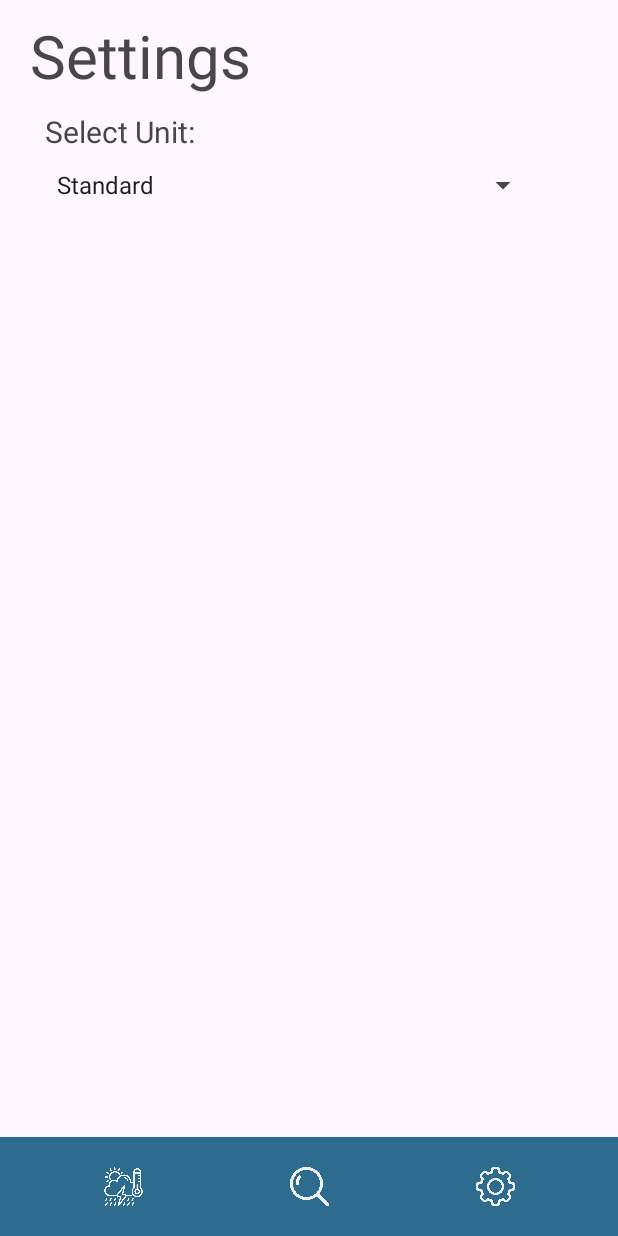
After one commit to SebastianCieslik245787/WeatherApp, an Android app: the fragment SettingsFragment placed in its activity, on a phone screen of 412 x 824 dp. The commit adds this screen. Run offline under Robolectric (Android 15) with nearby library versions, the phone set to English and light mode, and no system bars.

Commit message:
adding settings fragment and loading until data is not loaded

```diff
--- a/app/src/main/java/com/example/weatherapp/FutureWeatherForecastItem.kt
+++ b/app/src/main/java/com/example/weatherapp/FutureWeatherForecastItem.kt
@@ -14,13 +14,14 @@ class FutureWeatherForecastItem(data: JSONObject) {
     private var windDeg : Int = data.getJSONObject("wind").getInt("deg")
     private var rain: Double = data.optJSONObject("rain")?.optDouble("1h") ?: 0.0
     private var visibility : Int = data.getInt("visibility")
+    private var partOfDay : String = data.getJSONObject("sys").get("pod").toString()
 
     fun getTime(): String {
         return date.substring(11,16)
     }
 
-    fun getHour() : Int{
-        return this.date.substring(11,13).toInt()
+    fun getPartOfDay() : String{
+        return this.partOfDay
     }
 
     fun getDate() : String{
@@ -51,7 +52,7 @@ class FutureWeatherForecastItem(data: JSONObject) {
     }
 
     fun getTemperature() : String{
-        return this.temperature.roundToInt().toString() + " K"
+        return this.temperature.roundToInt().toString()
     }
 
     fun getWeatherType() : Int{
--- /dev/null
+++ b/app/src/main/java/com/example/weatherapp/IFragment.kt
@@ -0,0 +1,8 @@
+package com.example.weatherapp
+
+import android.view.View
+
+interface IFragment {
+    fun setLoadListener(listener: IFragmentLoadListener)
+    fun setup(view : View)
+}
--- /dev/null
+++ b/app/src/main/java/com/example/weatherapp/IFragmentLoadListener.kt
@@ -0,0 +1,5 @@
+package com.example.weatherapp
+
+interface IFragmentLoadListener {
+    fun onFragmentLoaded()
+}
--- a/app/src/main/java/com/example/weatherapp/MainActivity.kt
+++ b/app/src/main/java/com/example/weatherapp/MainActivity.kt
@@ -1,134 +1,54 @@
 package com.example.weatherapp
 
-import android.annotation.SuppressLint
 import android.os.Bundle
-import android.util.Log
-import android.widget.ImageView
-import android.widget.LinearLayout
-import android.widget.TextView
+import android.view.View
+import android.widget.ImageButton
+import android.widget.ProgressBar
 import androidx.appcompat.app.AppCompatActivity
+import androidx.fragment.app.Fragment
 
-class MainActivity : AppCompatActivity() {
-    private lateinit var forecastContainer: LinearLayout
+class MainActivity : AppCompatActivity(), IFragmentLoadListener {
+    private lateinit var buttonForecast: ImageButton
+    private lateinit var buttonFindCity: ImageButton
+    private lateinit var buttonSettings: ImageButton
+    private lateinit var loadingSpinner: ProgressBar
 
-    private lateinit var actualWeatherIcon : ImageView
-    private lateinit var actualWeatherCityName : TextView
-    private lateinit var actualWeatherDate : TextView
-    private lateinit var actualWeatherTime : TextView
-    private lateinit var actualWeatherTemperature : TextView
-
-    private lateinit var moreInfoLon : TextView
-    private lateinit var moreInfoLat : TextView
-    private lateinit var moreInfoPressure : TextView
-    private lateinit var moreInfoRain : TextView
-    private lateinit var moreInfoVisibility : TextView
-    private lateinit var moreInfoHumidity : TextView
-    private lateinit var moreInfoWindSpeed : TextView
-    private lateinit var moreInfoWindDirection : TextView
-
-    private lateinit var actualCity : City
-
-    @SuppressLint("SetTextI18n")
     override fun onCreate(savedInstanceState: Bundle?) {
         super.onCreate(savedInstanceState)
         setContentView(R.layout.activity_main)
 
-        actualCity = City()
         setup()
 
-        val futureWeatherForecast = FutureWeatherForecast()
-
-        if (!futureWeatherForecast.initialize(this)) Log.d("XD", "LOL")
-        else {
-            val forecast: MutableList<FutureWeatherForecastItem> =
-                futureWeatherForecast.getForecast()
-            setActualWeather(forecast[0])
-            setMoreInfo(forecast[0])
-            setFutureForecast(forecast)
-        }
+        replaceFragment(WeatherFragment())
     }
 
-    fun setup(){
-        forecastContainer = findViewById(R.id.forecastContainer)
-        actualWeatherIcon = findViewById(R.id.weatherIcon)
-        actualWeatherCityName = findViewById(R.id.cityName)
-        actualWeatherDate = findViewById(R.id.date)
-        actualWeatherTime = findViewById(R.id.time)
-        actualWeatherTemperature = findViewById(R.id.temperature)
-        moreInfoLat = findViewById(R.id.latitudeVal)
-        moreInfoLon = findViewById(R.id.longitudeVal)
-        moreInfoPressure = findViewById(R.id.pressureVal)
-        moreInfoRain = findViewById(R.id.rainVal)
-        moreInfoVisibility = findViewById(R.id.visibilityVal)
-        moreInfoHumidity = findViewById(R.id.humidityVal)
-        moreInfoWindSpeed = findViewById(R.id.windVal)
-        moreInfoWindDirection = findViewById(R.id.windDirectionVal)
+    private fun setup() {
+        buttonForecast = findViewById(R.id.buttonForecast)
+        buttonFindCity = findViewById(R.id.buttonFind)
+        buttonSettings = findViewById(R.id.buttonSettings)
+        loadingSpinner = findViewById(R.id.loadingSpinner)
+
+        buttonForecast.setOnClickListener { replaceFragment(WeatherFragment()) }
+
+        buttonSettings.setOnClickListener { replaceFragment(SettingsFragment()) }
     }
 
-    @SuppressLint("SetTextI18n")
-    fun setFutureForecast(forecast: MutableList<FutureWeatherForecastItem>) {
-        for (i in forecast) {
-            Log.d("XD3" , "x")
-            val itemView =
-                layoutInflater.inflate(R.layout.forecast_item, forecastContainer, false)
-            itemView.findViewById<TextView>(R.id.forecastItemName).text = i.getTime()
-            itemView.findViewById<TextView>(R.id.forecastItemTemperature).text =
-                i.getTemperature()
-            setIcon(itemView.findViewById<ImageView>(R.id.forecastItemIcon), i)
-            forecastContainer.addView(itemView)
-        }
+    override fun onFragmentLoaded() {
+        loadingSpinner.visibility = View.GONE
+        findViewById<View>(R.id.fragmentContainer).visibility = View.VISIBLE
     }
 
-    fun setIcon(imageView: ImageView, forecastItem : FutureWeatherForecastItem) {
-        when (forecastItem.getWeatherType()) {
-            2 -> imageView.setImageResource(R.drawable.storm)
+    private fun replaceFragment(fragment: Fragment) {
+        loadingSpinner.visibility = View.VISIBLE
+        findViewById<View>(R.id.fragmentContainer).visibility = View.GONE
 
-            3 -> imageView.setImageResource(R.drawable.drizzle)
+        if (fragment is IFragment) {
+            fragment.setLoadListener(this)
+        }
 
-            5 -> imageView.setImageResource(R.drawable.rain)
-
-            6 -> imageView.setImageResource(R.drawable.snow)
-
-            7 -> imageView.setImageResource(R.drawable.fog)
-
-            800 -> {
-                if(forecastItem.getHour() > 6 && forecastItem.getHour() < 21) imageView.setImageResource(R.drawable.day)
-                else imageView.setImageResource(R.drawable.night)
-            }
-
-            801,802 -> {
-                if(forecastItem.getHour() > 6 && forecastItem.getHour() < 21) imageView.setImageResource(R.drawable.few_clouds)
-                else imageView.setImageResource(R.drawable.cloudy_night)
-            }
-
-            803 -> {
-                if(forecastItem.getHour() > 6 && forecastItem.getHour() < 21) imageView.setImageResource(R.drawable.clouds)
-                else imageView.setImageResource(R.drawable.cloudy_night)
-            }
-
-            804 -> imageView.setImageResource(R.drawable.full_clouds)
-        }
-    }
-
-    @SuppressLint("SetTextI18n")
-    fun setActualWeather(actualWeather : FutureWeatherForecastItem){
-        actualWeatherTime.text = actualWeather.getTime()
-        setIcon(actualWeatherIcon, actualWeather)
-        actualWeatherTemperature.text = actualWeather.getTemperature()
-        actualWeatherTime.text = actualWeather.getTime()
-        actualWeatherDate.text = actualWeather.getDate()
-        actualWeatherCityName.text = actualCity.getCityName()
-    }
-
-    @SuppressLint("SetTextI18n")
-    fun setMoreInfo(actualWeather : FutureWeatherForecastItem){
-        moreInfoLon.text = actualCity.getLon().toString()
-        moreInfoLat.text = actualCity.getLat().toString()
-        moreInfoPressure.text = actualWeather.getPressure().toString() + " hPa"
-        moreInfoRain.text = actualWeather.getRain().toString() + " mm/m3"
-        moreInfoVisibility.text = actualWeather.getVisibility().toString() + " m"
-        moreInfoHumidity.text = actualWeather.getHumidity().toString() + "%"
-        moreInfoWindSpeed.text = actualWeather.getWindSpeed().toString() + " m/s"
-        moreInfoWindDirection.text = actualWeather.getWindDirection()
+        supportFragmentManager.beginTransaction()
+            .replace(R.id.fragmentContainer, fragment)
+            .addToBackStack(null)
+            .commit()
     }
 }
--- /dev/null
+++ b/app/src/main/java/com/example/weatherapp/SettingsFragment.kt
@@ -0,0 +1,67 @@
+package com.example.weatherapp
+
+import android.os.Bundle
+import android.view.LayoutInflater
+import android.view.View
+import android.view.ViewGroup
+import android.widget.AdapterView
+import android.widget.ArrayAdapter
+import android.widget.Spinner
+import androidx.appcompat.app.AppCompatActivity
+import androidx.fragment.app.Fragment
+import androidx.core.content.edit
+
+class SettingsFragment : Fragment(), IFragment {
+    private lateinit var unitSpinner: Spinner
+
+    private var loadListener: IFragmentLoadListener? = null
+
+    override fun onCreateView(
+        inflater: LayoutInflater,
+        container: ViewGroup?,
+        savedInstanceState: Bundle?
+    ): View? {
+        return return inflater.inflate(R.layout.settings, container, false)
+    }
+
+    override fun onViewCreated(view: View, savedInstanceState: Bundle?) {
+        setup(view)
+
+        loadListener?.onFragmentLoaded()
+    }
+
+    override fun setup(view : View){
+        unitSpinner = view.findViewById(R.id.unitSpinner)
+        setSpinner()
+    }
+
+    private fun setSpinner(){
+        val adapter = ArrayAdapter.createFromResource(
+            requireContext(),
+            R.array.units_array,
+            android.R.layout.simple_spinner_item
+        )
+        adapter.setDropDownViewResource(android.R.layout.simple_spinner_dropdown_item)
+        unitSpinner.adapter = adapter
+
+        val sharedPref = requireActivity().getSharedPreferences("settings", AppCompatActivity.MODE_PRIVATE)
+        val savedUnit = sharedPref.getString("unit_preference", "metric")
+        val spinnerPosition = adapter.getPosition(savedUnit)
+        unitSpinner.setSelection(spinnerPosition)
+
+        unitSpinner.onItemSelectedListener = object : AdapterView.OnItemSelectedListener {
+            override fun onItemSelected(parent: AdapterView<*>, view: View?, position: Int, id: Long) {
+                val selectedUnit = parent.getItemAtPosition(position).toString()
+                sharedPref.edit {
+                    putString("unit_preference", selectedUnit)
+                }
+            }
+
+            override fun onNothingSelected(parent: AdapterView<*>) {}
+        }
+    }
+
+    override fun setLoadListener(listener: IFragmentLoadListener) {
+        loadListener = listener
+    }
+}
--- /dev/null
+++ b/app/src/main/java/com/example/weatherapp/WeatherFragment.kt
@@ -0,0 +1,186 @@
+package com.example.weatherapp
+
+import android.annotation.SuppressLint
+import android.os.Bundle
+import android.os.Handler
+import android.os.Looper
+import android.view.LayoutInflater
+import android.view.View
+import android.view.ViewGroup
+import androidx.fragment.app.Fragment
+import android.widget.ImageView
+import android.widget.LinearLayout
+import android.widget.TextView
+import androidx.appcompat.app.AppCompatActivity
+
+class WeatherFragment : Fragment(), IFragment {
+    private lateinit var forecastContainer: LinearLayout
+    private lateinit var weatherLayout: LinearLayout
+
+    private lateinit var actualWeatherIcon : ImageView
+    private lateinit var actualWeatherCityName : TextView
+    private lateinit var actualWeatherDate : TextView
+    private lateinit var actualWeatherTime : TextView
+    private lateinit var actualWeatherTemperature : TextView
+
+    private lateinit var moreInfoLon : TextView
+    private lateinit var moreInfoLat : TextView
+    private lateinit var moreInfoPressure : TextView
+    private lateinit var moreInfoRain : TextView
+    private lateinit var moreInfoVisibility : TextView
+    private lateinit var moreInfoHumidity : TextView
+    private lateinit var moreInfoWindSpeed : TextView
+    private lateinit var moreInfoWindDirection : TextView
+
+    private lateinit var actualCity: City
+
+    private lateinit var temperatureUnit : String
+    private lateinit var windSpeedUnit : String
+
+    private var loadListener: IFragmentLoadListener? = null
+
+    override fun onCreateView(
+        inflater: LayoutInflater,
+        container: ViewGroup?,
+        savedInstanceState: Bundle?
+    ): View? {
+        return inflater.inflate(R.layout.forecast, container, false)
+    }
+
+    @SuppressLint("SetTextI18n")
+    override fun onViewCreated(view: View, savedInstanceState: Bundle?) {
+        super.onViewCreated(view, savedInstanceState)
+
+        actualCity = City()
+        setup(view)
+
+        val futureWeatherForecast = FutureWeatherForecast()
+
+        Thread {
+            val initialized = futureWeatherForecast.initialize(requireContext())
+
+            if (!initialized) {
+                Handler(Looper.getMainLooper()).post {
+                    weatherLayout.removeAllViews()
+                    val emptyView = layoutInflater.inflate(R.layout.empty_data, weatherLayout, false)
+                    weatherLayout.addView(emptyView)
+                    loadListener?.onFragmentLoaded()
+                }
+                return@Thread
+            }
+
+            val forecast: MutableList<FutureWeatherForecastItem> =
+                futureWeatherForecast.getForecast()
+
+            Handler(Looper.getMainLooper()).post {
+                setActualWeather(forecast[0])
+                setMoreInfo(forecast[0])
+                setFutureForecast(forecast)
+
+                loadListener?.onFragmentLoaded()
+            }
+        }.start()
+    }
+
+    override fun setup(view: View) {
+        forecastContainer = view.findViewById(R.id.forecastContainer)
+        weatherLayout = view.findViewById(R.id.weatherLayout)
+        actualWeatherIcon = view.findViewById(R.id.weatherIcon)
+        actualWeatherCityName = view.findViewById(R.id.cityName)
+        actualWeatherDate = view.findViewById(R.id.date)
+        actualWeatherTime = view.findViewById(R.id.time)
+        actualWeatherTemperature = view.findViewById(R.id.temperature)
+        moreInfoLat = view.findViewById(R.id.latitudeVal)
+        moreInfoLon = view.findViewById(R.id.longitudeVal)
+        moreInfoPressure = view.findViewById(R.id.pressureVal)
+        moreInfoRain = view.findViewById(R.id.rainVal)
+        moreInfoVisibility = view.findViewById(R.id.visibilityVal)
+        moreInfoHumidity = view.findViewById(R.id.humidityVal)
+        moreInfoWindSpeed = view.findViewById(R.id.windVal)
+        moreInfoWindDirection = view.findViewById(R.id.windDirectionVal)
+
+        getUnits()
+    }
+
+    @SuppressLint("SetTextI18n")
+    private fun setFutureForecast(forecast: MutableList<FutureWeatherForecastItem>) {
+        for (i in forecast) {
+            val itemView = layoutInflater.inflate(R.layout.forecast_item, forecastContainer, false)
+            itemView.findViewById<TextView>(R.id.forecastItemName).text = i.getTime()
+            itemView.findViewById<TextView>(R.id.forecastItemTemperature).text = i.getTemperature() + temperatureUnit
+            setIcon(itemView.findViewById(R.id.forecastItemIcon), i)
+            forecastContainer.addView(itemView)
+        }
+    }
+
+    private fun setIcon(imageView: ImageView, forecastItem: FutureWeatherForecastItem) {
+        when (forecastItem.getWeatherType()) {
+            2 -> imageView.setImageResource(R.drawable.storm)
+            3 -> imageView.setImageResource(R.drawable.drizzle)
+            5 -> imageView.setImageResource(R.drawable.rain)
+            6 -> imageView.setImageResource(R.drawable.snow)
+            7 -> imageView.setImageResource(R.drawable.fog)
+            800 -> {
+                if (forecastItem.getPartOfDay() == "d")
+                    imageView.setImageResource(R.drawable.day)
+                else
+                    imageView.setImageResource(R.drawable.night)
+            }
+            801, 802 -> {
+                if (forecastItem.getPartOfDay() == "d")
+                    imageView.setImageResource(R.drawable.few_clouds)
+                else
+                    imageView.setImageResource(R.drawable.cloudy_night)
+            }
+            803 -> {
+                if (forecastItem.getPartOfDay() == "d")
+                    imageView.setImageResource(R.drawable.clouds)
+                else
+                    imageView.setImageResource(R.drawable.cloudy_night)
+            }
+            804 -> imageView.setImageResource(R.drawable.full_clouds)
+        }
+    }
+
+    @SuppressLint("SetTextI18n")
+    private fun setActualWeather(actualWeather: FutureWeatherForecastItem) {
+        actualWeatherTime.text = actualWeather.getTime()
+        setIcon(actualWeatherIcon, actualWeather)
+        actualWeatherTemperature.text = actualWeather.getTemperature() + temperatureUnit
+        actualWeatherDate.text = actualWeather.getDate()
+        actualWeatherCityName.text = actualCity.getCityName()
+    }
+
+    @SuppressLint("SetTextI18n")
+    private fun setMoreInfo(actualWeather: FutureWeatherForecastItem) {
+        moreInfoLon.text = actualCity.getLon().toString()
+        moreInfoLat.text = actualCity.getLat().toString()
+        moreInfoPressure.text = actualWeather.getPressure().toString() + " hPa"
+        moreInfoRain.text = actualWeather.getRain().toString() + " mm/m3"
+        moreInfoVisibility.text = actualWeather.getVisibility().toString() + " m"
+        moreInfoHumidity.text = actualWeather.getHumidity().toString() + "%"
+        moreInfoWindSpeed.text = actualWeather.getWindSpeed().toString() + windSpeedUnit
+        moreInfoWindDirection.text = actualWeather.getWindDirection()
+    }
+
+    private fun getUnits(){
+        val sharedPref = requireActivity().getSharedPreferences("settings", AppCompatActivity.MODE_PRIVATE)
+        val savedUnit = sharedPref.getString("unit_preference", "metric")
+        if(savedUnit == "Imperial"){
+            temperatureUnit = " °F"
+            windSpeedUnit = " mi/s"
+        }
+        else if(savedUnit == "Metric"){
+            temperatureUnit = " °C"
+            windSpeedUnit = " m/s"
+        }
+        else{
+            temperatureUnit = " K"
+            windSpeedUnit = " m/s"
+        }
+    }
+
+    override fun setLoadListener(listener: IFragmentLoadListener) {
+        loadListener = listener
+    }
+}
--- a/app/src/main/res/layout/activity_main.xml
+++ b/app/src/main/res/layout/activity_main.xml
@@ -7,40 +7,30 @@
     android:layout_height="match_parent"
     tools:context=".MainActivity">
 
-    <ScrollView
+    <FrameLayout
+        android:id="@+id/fragmentContainer"
         android:layout_width="0dp"
         android:layout_height="0dp"
         app:layout_constraintBottom_toTopOf="@+id/bottomMenu"
         app:layout_constraintTop_toTopOf="parent"
         app:layout_constraintStart_toStartOf="parent"
         app:layout_constraintEnd_toEndOf="parent"
-        app:layout_constraintHeight_percent="0.92"
-        android:fillViewport="true">
+        app:layout_constraintHeight_percent="0.92">
+    </FrameLayout>
 
-        <LinearLayout
-            android:layout_width="match_parent"
-            android:layout_height="wrap_content"
-            android:orientation="vertical">
-
-            <include layout="@layout/main_item" />
-
-            <include layout="@layout/more_info"/>
-
-            <HorizontalScrollView
-                android:id="@+id/forecastContainerScrollView"
-                android:layout_width="match_parent"
-                android:layout_height="200dp"
-                android:layout_marginTop="20dp"
-                android:fillViewport="true">
-
-                <LinearLayout
-                    android:id="@+id/forecastContainer"
-                    android:layout_width="wrap_content"
-                    android:layout_height="match_parent"
-                    android:orientation="horizontal" />
-            </HorizontalScrollView>
-        </LinearLayout>
-    </ScrollView>
+    <ProgressBar
+        android:id="@+id/loadingSpinner"
+        android:layout_width="0dp"
+        android:layout_height="0dp"
+        android:visibility="gone"
+        android:indeterminate="true"
+        app:layout_constraintTop_toTopOf="parent"
+        app:layout_constraintStart_toStartOf="parent"
+        app:layout_constraintEnd_toEndOf="parent"
+        app:layout_constraintBottom_toBottomOf="parent"
+        app:layout_constraintWidth_percent="0.3"
+        app:layout_constraintHeight_percent="0.3"
+        />
 
     <GridLayout
         android:id="@+id/bottomMenu"
@@ -62,7 +52,7 @@
             android:contentDescription="@string/forecastButtonDescription" />
 
         <ImageButton
-            android:id="@+id/buttonSearch"
+            android:id="@+id/buttonFind"
             style="@style/bottomMenuButton"
             android:src="@drawable/search"
             android:contentDescription="@string/searchButtonDescription" />
--- a/app/src/main/res/layout/main_item.xml
+++ b/app/src/main/res/layout/main_item.xml
@@ -68,7 +68,6 @@
         android:id="@+id/weatherIcon"
         android:layout_width="0dp"
         android:layout_height="0dp"
-        android:src="@drawable/few_clouds"
         android:contentDescription="@string/weathericon"
         app:layout_constraintBottom_toBottomOf="parent"
         app:layout_constraintStart_toStartOf="parent"
--- /dev/null
+++ b/app/src/main/res/layout/settings.xml
@@ -0,0 +1,45 @@
+<?xml version="1.0" encoding="utf-8"?>
+<androidx.constraintlayout.widget.ConstraintLayout xmlns:android="http://schemas.android.com/apk/res/android"
+    android:layout_width="match_parent"
+    android:layout_height="match_parent"
+    xmlns:app="http://schemas.android.com/apk/res-auto">
+
+    <TextView
+        android:id="@+id/title"
+        android:layout_width="0dp"
+        android:layout_height="wrap_content"
+        app:layout_constraintTop_toTopOf="parent"
+        app:layout_constraintStart_toStartOf="parent"
+        app:layout_constraintWidth_percent="0.5"
+        android:layout_marginStart="20dp"
+        android:layout_marginTop="10dp"
+        android:textSize="40sp"
+        android:text="@string/settingsLabel"
+        />
+
+    <TextView
+        android:id="@+id/unitLabel"
+        android:layout_width="0dp"
+        android:layout_height="wrap_content"
+        app:layout_constraintTop_toBottomOf="@id/title"
+        app:layout_constraintStart_toStartOf="parent"
+        app:layout_constraintWidth_percent="0.5"
+        android:layout_marginStart="30dp"
+        android:layout_marginTop="10dp"
+        android:textSize="20sp"
+        android:text="@string/select_unit_label"
+        />
+
+    <Spinner
+        android:id="@+id/unitSpinner"
+        android:layout_width="0dp"
+        android:layout_height="wrap_content"
+        android:layout_marginTop="10dp"
+        app:layout_constraintTop_toBottomOf="@id/unitLabel"
+        app:layout_constraintStart_toStartOf="parent"
+        app:layout_constraintWidth_percent="0.8"
+        android:elevation="2dp"
+        android:layout_marginStart="30dp"
+        />
+
+</androidx.constraintlayout.widget.ConstraintLayout>
--- a/app/src/main/res/values/colors.xml
+++ b/app/src/main/res/values/colors.xml
@@ -5,4 +5,5 @@
     <color name="mainItemText">#E6F0F0F0</color>
     <color name="forecastItemBg">#FFFFFF</color>
     <color name="menuBg">#E2E2E2</color>
+    <color name="noDataText">#B9B9B9</color>
 </resources>
--- a/app/src/main/res/values/strings.xml
+++ b/app/src/main/res/values/strings.xml
@@ -15,4 +15,12 @@
     <string name="wind_direction">Wind direction</string>
     <string name="Info_label">Informacje:</string>
     <string name="forecast_label">Prognoza:</string>
+    <string name="settingsLabel">Settings</string>
+    <string name="select_unit_label">Select Unit:</string>
+    <string name="empty_data">No Data to show</string>
+    <string-array name="units_array">
+        <item>Standard</item>
+        <item>Imperial</item>
+        <item>Metric</item>
+    </string-array>
 </resources>
```
Also changed, not shown: app/src/main/java/com/example/weatherapp/FindCityFragment.kt (added, +16 -0 lines), app/src/main/res/layout/empty_data.xml (added, +22 -0 lines), app/src/main/res/layout/forecast.xml (added, +33 -0 lines), 1 other file.
